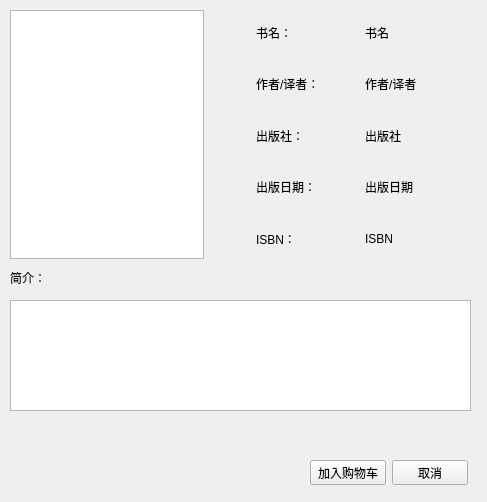
inverse-limit/database-proj, file ui/ui_book_detail.ui: the form before one commit.
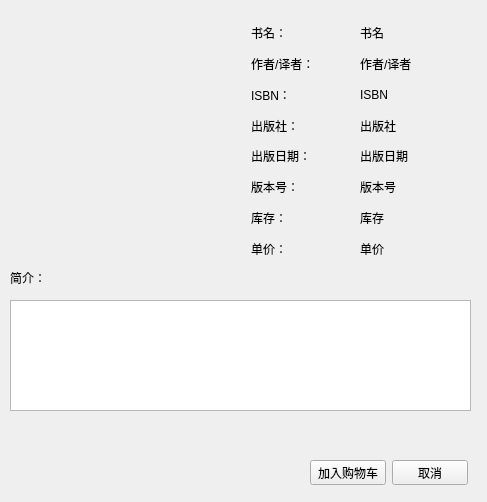
The form after the commit. Icons and pictures are not drawn.

The edit to the form file:
```diff
--- a/ui/ui_book_detail.ui
+++ b/ui/ui_book_detail.ui
@@ -13,22 +13,6 @@
   <property name="windowTitle">
    <string>详细信息</string>
   </property>
-  <widget class="QGraphicsView" name="graphicsView">
-   <property name="geometry">
-    <rect>
-     <x>10</x>
-     <y>10</y>
-     <width>194</width>
-     <height>249</height>
-    </rect>
-   </property>
-   <property name="sizePolicy">
-    <sizepolicy hsizetype="Expanding" vsizetype="Expanding">
-     <horstretch>0</horstretch>
-     <verstretch>0</verstretch>
-    </sizepolicy>
-   </property>
-  </widget>
   <widget class="QLabel" name="label_intro">
    <property name="geometry">
     <rect>
@@ -78,105 +62,146 @@
     </item>
    </layout>
   </widget>
+  <widget class="QLabel" name="cover">
+   <property name="geometry">
+    <rect>
+     <x>43</x>
+     <y>31</y>
+     <width>161</width>
+     <height>211</height>
+    </rect>
+   </property>
+   <property name="text">
+    <string/>
+   </property>
+   <property name="pixmap">
+    <pixmap>../icon/background.jpg</pixmap>
+   </property>
+   <property name="scaledContents">
+    <bool>true</bool>
+   </property>
+  </widget>
   <widget class="QWidget" name="">
    <property name="geometry">
     <rect>
-     <x>256</x>
-     <y>10</y>
+     <x>251</x>
+     <y>20</y>
      <width>211</width>
-     <height>251</height>
+     <height>241</height>
     </rect>
    </property>
-   <layout class="QVBoxLayout" name="verticalLayout">
-    <item>
-     <layout class="QHBoxLayout" name="horizontalLayout">
-      <item>
+   <layout class="QGridLayout" name="gridLayout">
+    <item row="0" column="0">
        <widget class="QLabel" name="label_book_name">
         <property name="text">
          <string>书名：</string>
         </property>
        </widget>
       </item>
-      <item>
+    <item row="0" column="1">
        <widget class="QLabel" name="book_name">
         <property name="text">
          <string>书名</string>
         </property>
        </widget>
       </item>
-     </layout>
-    </item>
-    <item>
-     <layout class="QHBoxLayout" name="horizontalLayout_2">
-      <item>
+    <item row="1" column="0">
        <widget class="QLabel" name="label_author">
         <property name="text">
          <string>作者/译者：</string>
         </property>
        </widget>
       </item>
-      <item>
+    <item row="1" column="1">
        <widget class="QLabel" name="author">
         <property name="text">
          <string>作者/译者</string>
         </property>
        </widget>
       </item>
-     </layout>
+    <item row="2" column="0">
+     <widget class="QLabel" name="label_ISBN">
+      <property name="text">
+       <string>ISBN：</string>
+      </property>
+     </widget>
     </item>
-    <item>
-     <layout class="QHBoxLayout" name="horizontalLayout_3">
-      <item>
+    <item row="2" column="1">
+     <widget class="QLabel" name="ISBN">
+      <property name="text">
+       <string>ISBN</string>
+      </property>
+     </widget>
+    </item>
+    <item row="3" column="0">
        <widget class="QLabel" name="label_press">
         <property name="text">
          <string>出版社：</string>
         </property>
        </widget>
       </item>
-      <item>
+    <item row="3" column="1">
        <widget class="QLabel" name="press">
         <property name="text">
          <string>出版社</string>
         </property>
        </widget>
       </item>
-     </layout>
-    </item>
-    <item>
-     <layout class="QHBoxLayout" name="horizontalLayout_4">
-      <item>
+    <item row="4" column="0">
        <widget class="QLabel" name="label_pressdata">
         <property name="text">
          <string>出版日期：</string>
         </property>
        </widget>
       </item>
-      <item>
+    <item row="4" column="1">
        <widget class="QLabel" name="pressdate">
         <property name="text">
          <string>出版日期</string>
         </property>
        </widget>
       </item>
-     </layout>
+    <item row="5" column="0">
+     <widget class="QLabel" name="label">
+      <property name="text">
+       <string>版本号：</string>
+      </property>
+     </widget>
     </item>
-    <item>
-     <layout class="QHBoxLayout" name="horizontalLayout_5">
-      <item>
-       <widget class="QLabel" name="label_ISBN">
+    <item row="5" column="1">
+     <widget class="QLabel" name="version">
         <property name="text">
-         <string>ISBN：</string>
+       <string>版本号</string>
         </property>
        </widget>
       </item>
-      <item>
-       <widget class="QLabel" name="ISBN">
+    <item row="6" column="0">
+     <widget class="QLabel" name="label_3">
         <property name="text">
-         <string>ISBN</string>
+       <string>库存：</string>
         </property>
        </widget>
       </item>
-     </layout>
+    <item row="6" column="1">
+     <widget class="QLabel" name="stock">
+      <property name="text">
+       <string>库存</string>
+      </property>
+     </widget>
+    </item>
+    <item row="7" column="0">
+     <widget class="QLabel" name="label_5">
+      <property name="text">
+       <string>单价：</string>
+      </property>
+     </widget>
+    </item>
+    <item row="7" column="1">
+     <widget class="QLabel" name="price">
+      <property name="text">
+       <string>单价</string>
+      </property>
+     </widget>
     </item>
    </layout>
   </widget>
```
Left out of the diff: 2 changed lines with no effect on the pictures. Lines whose indentation alone changed are shown as unchanged.
